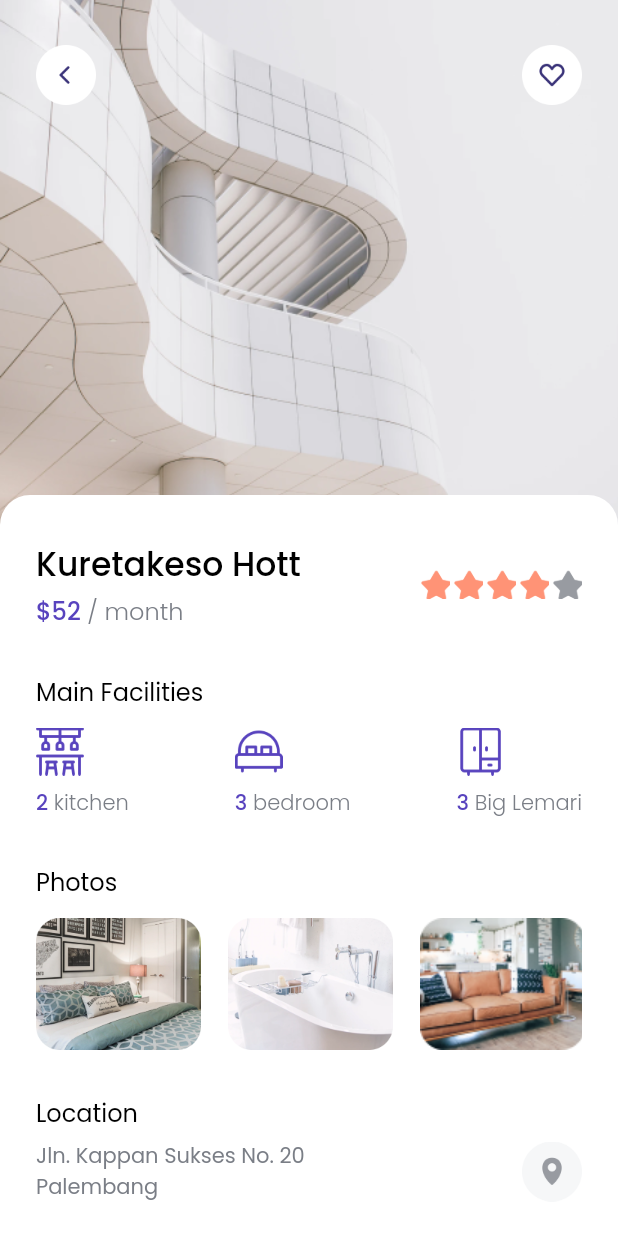
After one commit to CrocoXXX/Find_House_App, a Flutter app: the DetailsPage screen opened directly, on a phone screen of 412 x 824 dp. The commit adds this screen. Run offline on Flutter 3.47's test engine with Material 2 defaults, Android fonts, the phone set to English and light mode, and no system bars; our stand-ins replace google_fonts.

Commit message:
Details Page

```diff
--- /dev/null
+++ b/lib/pages/details_page.dart
@@ -0,0 +1,297 @@
+import 'package:find_house_app/theme.dart';
+import 'package:find_house_app/widgets/facility_item.dart';
+import 'package:flutter/material.dart';
+
+class DetailsPage extends StatelessWidget {
+  const DetailsPage({Key? key}) : super(key: key);
+
+  @override
+  Widget build(BuildContext context) {
+    Widget header() {
+      return Padding(
+        padding: const EdgeInsets.only(bottom: 30),
+        child: Row(
+          mainAxisAlignment: MainAxisAlignment.spaceBetween,
+          children: [
+            Column(
+              crossAxisAlignment: CrossAxisAlignment.start,
+              children: [
+                Text(
+                  'Kuretakeso Hott',
+                  style: blackStyle.copyWith(
+                    fontSize: 22,
+                  ),
+                ),
+                const SizedBox(height: 2),
+                Text.rich(
+                  TextSpan(
+                    text: '\$52',
+                    style: purpleStyle.copyWith(
+                      fontSize: 16,
+                    ),
+                    children: [
+                      TextSpan(
+                        text: ' / month',
+                        style: lightStyle.copyWith(
+                          fontSize: 16,
+                        ),
+                      )
+                    ],
+                  ),
+                ),
+              ],
+            ),
+            Row(
+              children: [
+                Image.asset(
+                  'assets/icon_popular.png',
+                  width: 20,
+                ),
+                const SizedBox(width: 2),
+                Image.asset(
+                  'assets/icon_popular.png',
+                  width: 20,
+                ),
+                const SizedBox(width: 2),
+                Image.asset(
+                  'assets/icon_popular.png',
+                  width: 20,
+                ),
+                const SizedBox(width: 2),
+                Image.asset(
+                  'assets/icon_popular.png',
+                  width: 20,
+                ),
+                const SizedBox(width: 2),
+                Image.asset(
+                  'assets/icon_popular.png',
+                  width: 20,
+                  color: const Color(0xff989BA1),
+                ),
+              ],
+            ),
+          ],
+        ),
+      );
+    }
+
+    Widget facilities() {
+      return Padding(
+        padding: const EdgeInsets.only(bottom: 30),
+        child: Column(
+          crossAxisAlignment: CrossAxisAlignment.start,
+          children: [
+            Text(
+              'Main Facilities',
+              style: regularBlackStyle.copyWith(
+                fontSize: 16,
+              ),
+            ),
+            const SizedBox(height: 12),
+            Row(
+              mainAxisAlignment: MainAxisAlignment.spaceBetween,
+              children: [
+                FacilityItem(
+                  imageUrl: 'assets/icon_bar.png',
+                  name: 'kitchen',
+                  total: 2,
+                ),
+                FacilityItem(
+                  imageUrl: 'assets/icon_bed.png',
+                  name: 'bedroom',
+                  total: 3,
+                ),
+                FacilityItem(
+                  imageUrl: 'assets/icon_cupboard.png',
+                  name: 'Big Lemari',
+                  total: 3,
+                ),
+              ],
+            )
+          ],
+        ),
+      );
+    }
+
+    Widget photos() {
+      return Padding(
+        padding: const EdgeInsets.only(bottom: 30),
+        child: Column(
+          crossAxisAlignment: CrossAxisAlignment.start,
+          children: [
+            Text(
+              'Photos',
+              style: regularBlackStyle.copyWith(fontSize: 16),
+            ),
+            const SizedBox(height: 12),
+            Container(
+              height: 88,
+              child: SingleChildScrollView(
+                scrollDirection: Axis.horizontal,
+                child: Row(
+                  children: [
+                    Image.asset(
+                      'assets/photo1.png',
+                      width: 110,
+                      height: 88,
+                      fit: BoxFit.cover,
+                    ),
+                    const SizedBox(width: 18),
+                    Image.asset(
+                      'assets/photo2.png',
+                      width: 110,
+                      height: 88,
+                      fit: BoxFit.cover,
+                    ),
+                    const SizedBox(width: 18),
+                    Image.asset(
+                      'assets/photo3.png',
+                      width: 110,
+                      height: 88,
+                      fit: BoxFit.cover,
+                    ),
+                    const SizedBox(width: 18),
+                    Image.asset(
+                      'assets/photo4.png',
+                      width: 110,
+                      height: 88,
+                      fit: BoxFit.cover,
+                    ),
+                    const SizedBox(width: 18),
+                    Image.asset(
+                      'assets/photo5.png',
+                      width: 110,
+                      height: 88,
+                      fit: BoxFit.cover,
+                    ),
+                  ],
+                ),
+              ),
+            ),
+          ],
+        ),
+      );
+    }
+
+    Widget location() {
+      return Padding(
+        padding: const EdgeInsets.only(bottom: 40),
+        child: Column(
+          crossAxisAlignment: CrossAxisAlignment.start,
+          children: [
+            Text(
+              'Location',
+              style: regularBlackStyle.copyWith(fontSize: 16),
+            ),
+            const SizedBox(height: 6),
+            Row(
+              mainAxisAlignment: MainAxisAlignment.spaceBetween,
+              children: [
+                Text(
+                  'Jln. Kappan Sukses No. 20 \nPalembang',
+                  style: regularBlackStyle.copyWith(
+                    fontSize: 14,
+                    color: const Color(0xff7A7E86),
+                  ),
+                ),
+                Image.asset(
+                  'assets/btn_map.png',
+                  width: 40,
+                ),
+              ],
+            ),
+          ],
+        ),
+      );
+    }
+
+    Widget button() {
+      return Container(
+        padding: const EdgeInsets.only(bottom: 40),
+        width: MediaQuery.of(context).size.width - (2 * 24),
+        height: 100,
+        child: TextButton(
+          onPressed: () {},
+          style: TextButton.styleFrom(
+            backgroundColor: purpleColor,
+            shape: RoundedRectangleBorder(
+              borderRadius: BorderRadius.circular(17),
+            ),
+          ),
+          child: Text(
+            'Book Now',
+            style: buttonStyle.copyWith(fontSize: 18),
+          ),
+        ),
+      );
+    }
+
+    return Scaffold(
+      backgroundColor: whiteColor,
+      body: SafeArea(
+        child: Stack(
+          children: [
+            Image.asset(
+              'assets/city1.png',
+              width: MediaQuery.of(context).size.width,
+              height: 350,
+              fit: BoxFit.cover,
+            ),
+            ListView(
+              children: [
+                Container(
+                  margin: const EdgeInsets.only(top: 330),
+                  width: MediaQuery.of(context).size.width,
+                  decoration: BoxDecoration(
+                    color: whiteColor,
+                    borderRadius: const BorderRadius.vertical(
+                      top: Radius.circular(20),
+                    ),
+                  ),
+                  child: Column(
+                    children: [
+                      Padding(
+                        padding:
+                            const EdgeInsets.only(top: 30, left: 24, right: 24),
+                        child: Column(
+                          children: [
+                            header(),
+                            facilities(),
+                            photos(),
+                            location(),
+                            button(),
+                          ],
+                        ),
+                      ),
+                    ],
+                  ),
+                ),
+              ],
+            ),
+            Padding(
+              padding: const EdgeInsets.symmetric(vertical: 30, horizontal: 24),
+              child: Row(
+                mainAxisAlignment: MainAxisAlignment.spaceBetween,
+                children: [
+                  InkWell(
+                    onTap: () {
+                      Navigator.pop(context);
+                    },
+                    child: Image.asset(
+                      'assets/btn_back.png',
+                      width: 40,
+                    ),
+                  ),
+                  Image.asset(
+                    'assets/btn_wishlist.png',
+                    width: 40,
+                  ),
+                ],
+              ),
+            ),
+          ],
+        ),
+      ),
+    );
+  }
+}
--- a/lib/pages/home_page.dart
+++ b/lib/pages/home_page.dart
@@ -271,7 +271,7 @@ class HomePage extends StatelessWidget {
     }
 
     return Scaffold(
-      backgroundColor: const Color(0xffFFFFFF),
+      backgroundColor: whiteColor,
       body: SingleChildScrollView(
         child: SafeArea(
           child: Column(
--- /dev/null
+++ b/lib/widgets/facility_item.dart
@@ -0,0 +1,42 @@
+import 'package:find_house_app/theme.dart';
+import 'package:flutter/material.dart';
+
+class FacilityItem extends StatelessWidget {
+  final String imageUrl;
+  final String name;
+  final int total;
+
+  FacilityItem({
+    required this.imageUrl,
+    required this.name,
+    required this.total,
+  });
+
+  @override
+  Widget build(BuildContext context) {
+    return Column(
+      crossAxisAlignment: CrossAxisAlignment.start,
+      children: [
+        Image.asset(
+          imageUrl,
+          width: 32,
+        ),
+        const SizedBox(height: 8),
+        Text.rich(
+          TextSpan(
+            text: '$total',
+            style: purpleStyle.copyWith(fontSize: 14),
+            children: [
+              TextSpan(
+                text: ' $name',
+                style: lightStyle.copyWith(
+                  fontSize: 14,
+                ),
+              ),
+            ],
+          ),
+        ),
+      ],
+    );
+  }
+}
--- a/lib/widgets/space_card.dart
+++ b/lib/widgets/space_card.dart
@@ -1,4 +1,5 @@
 import 'package:find_house_app/models/space_model.dart';
+import 'package:find_house_app/pages/details_page.dart';
 import 'package:find_house_app/theme.dart';
 import 'package:flutter/material.dart';
 
@@ -9,7 +10,16 @@ class SpaceCard extends StatelessWidget {
 
   @override
   Widget build(BuildContext context) {
-    return Padding(
+    return InkWell(
+      onTap: () {
+        Navigator.push(
+          context,
+          MaterialPageRoute(
+            builder: (context) => const DetailsPage(),
+          ),
+        );
+      },
+      child: Padding(
         padding: const EdgeInsets.only(bottom: 30),
         child: Row(
           children: [
@@ -97,6 +107,7 @@ class SpaceCard extends StatelessWidget {
             )
           ],
         ),
+      ),
     );
   }
 }
```
Also changed, not shown: assets/btn_back.png (added), assets/btn_map.png (added), assets/btn_wishlist.png (added), assets/icon_bar.png (added), assets/icon_bed.png (added), assets/icon_cupboard.png (added), assets/photo1.png (added), assets/photo2.png (added), assets/photo3.png (added), assets/photo4.png (added), assets/photo5.png (added). Lines whose indentation alone changed are shown as unchanged.
